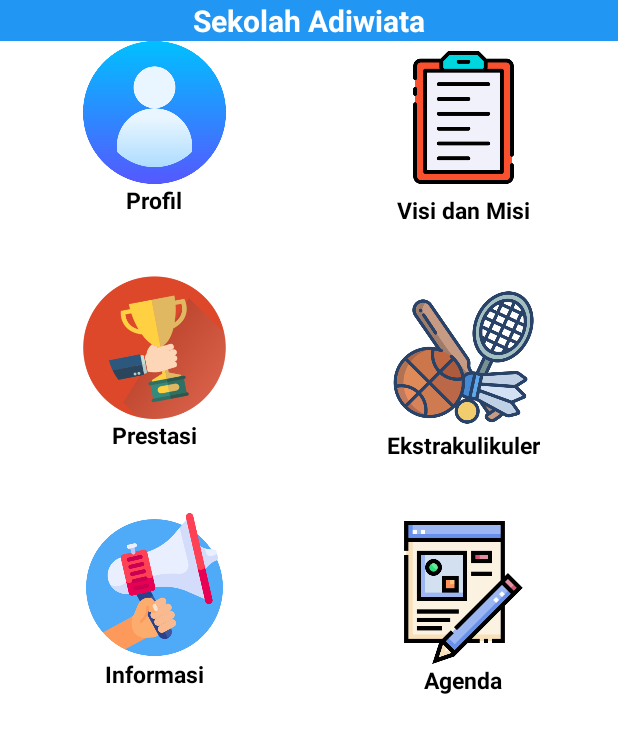
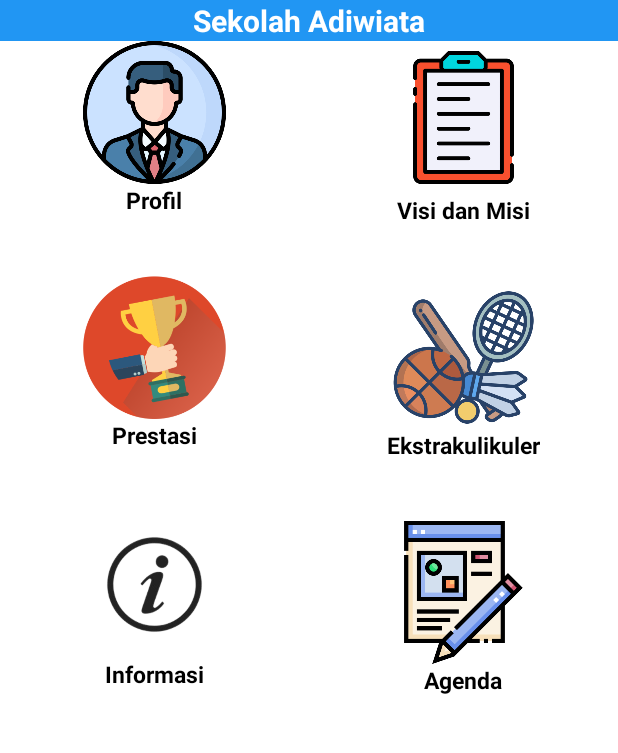
Before and after one commit to Adam7RPL/ProfileSekolahSMPN6TEGAL, an Android app: the HalamanBaruActivity screen opened directly, with no data from a screen before it, on a phone screen of 412 x 824 dp, the part 265-1018 px from its top. Run offline under Robolectric (Android 15) with nearby library versions, the phone set to English and light mode, and no system bars.

Commit message:
malanjutkan projek selanjutnya

```diff
--- a/app/src/main/res/layout/activity_halaman_baru.xml
+++ b/app/src/main/res/layout/activity_halaman_baru.xml
@@ -71,7 +71,7 @@
                             android:layout_height="95dp"
                             android:background="@color/white"
                             android:onClick="profil"
-                            android:src="@drawable/profil"></ImageView>
+                            android:src="@drawable/profilsekolah"></ImageView>
 
                         <TextView
                             android:layout_width="wrap_content"
@@ -103,7 +103,7 @@
                             android:layout_marginTop="40dp"
                             android:background="@color/white"
                             android:onClick="informasi"
-                            android:src="@drawable/promote"></ImageView>
+                            android:src="@drawable/informasi2"></ImageView>
 
                         <TextView
                             android:layout_width="wrap_content"
```
Also changed, not shown: app/src/main/res/drawable/informasi2.png (added), app/src/main/res/drawable/profilsekolah.png (added).
